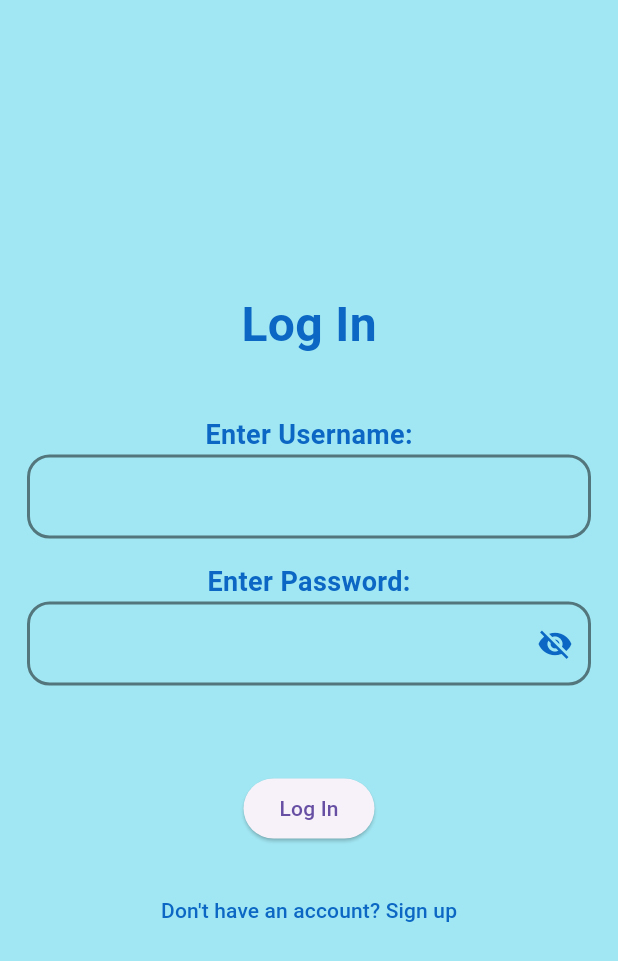
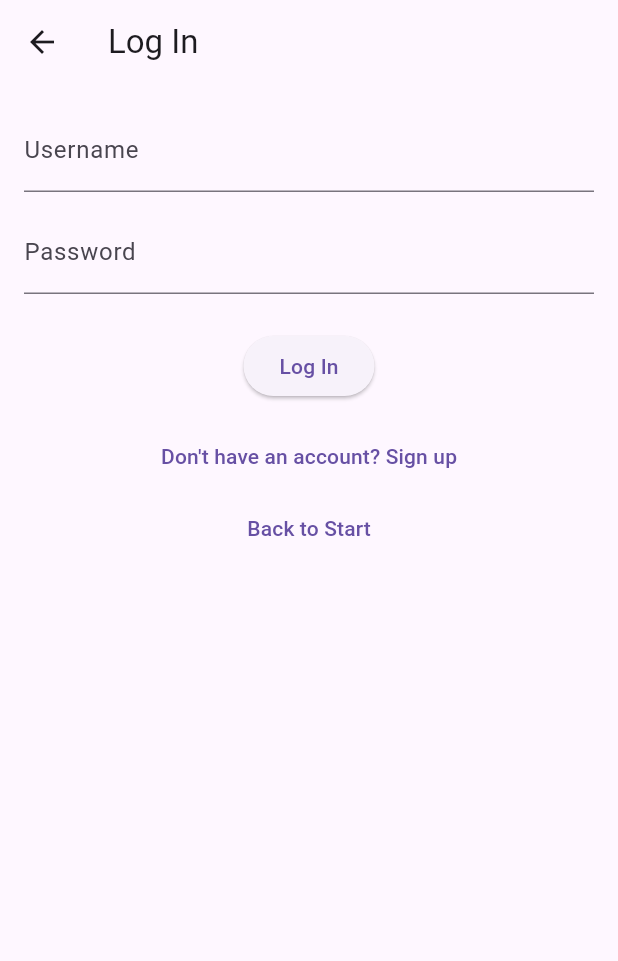
Before and after one commit to Roselamixane/ExpenseTracker, a Flutter app: the screen it shows after launch, after a tap on "Get Started", on a phone screen of 412 x 824 dp. Shown: the top 961 px of the screen. Run offline on Flutter 3.47's test engine with Material 3 defaults, Android fonts, the phone set to English and light mode, and no system bars; our stand-ins replace file_picker, fl_chart, flutter_native_splash, fluttertoast, google_fonts, hive and 2 more; missing offline and left inert: excel; accounts and stored records are empty.

Commit message:
minor_fixes

```diff
--- a/lib/data/model/UserData.dart
+++ b/lib/data/model/UserData.dart
@@ -5,9 +5,9 @@ part 'UserData.g.dart';
 @HiveType(typeId: 3)
 class Userdata {
   @HiveField(0)
-  final String userName;
+  String userName;
   @HiveField(1)
-  final String password;
+  String password;
   @HiveField(2)
   double balance;
   @HiveField(3)
@@ -19,6 +19,13 @@ class Userdata {
   @HiveField(6)
   String? profileImagePath;
 
-  Userdata(this.userName, this.balance, this.deviceAuth, this.notifications,
-      this.password, this.defaultTheme, {this.profileImagePath});
+  Userdata(
+      this.userName,
+      this.balance,
+      this.deviceAuth,
+      this.notifications,
+      this.password,
+      this.defaultTheme, {
+        this.profileImagePath,
+      });
 }
--- a/lib/main.dart
+++ b/lib/main.dart
@@ -44,18 +44,16 @@ class _MyAppState extends State<MyApp> {
   void initState() {
     super.initState();
     openBoxes();
-    splashScreen();
   }
 
   Future<void> openBoxes() async {
     financeBox = await Hive.openBox('Finance');
     budgetBox = await Hive.openBox('Budget');
     userDataBox = await Hive.openBox('User');
-  }
 
-  void splashScreen() async {
-    await Future.delayed(const Duration(seconds: 1));
+    // Once the boxes are opened, remove the splash screen.
     FlutterNativeSplash.remove();
+    setState(() {}); // Trigger rebuild once boxes are loaded
   }
 
   @override
@@ -78,16 +76,9 @@ class _MyAppState extends State<MyApp> {
             darkTheme: ThemeData.dark().copyWith(
               textTheme: GoogleFonts.libreCaslonTextTextTheme(),
             ),
-            home: FutureBuilder(
-              future: openBoxes(),
-              builder: (context, snapshot) {
-                if (snapshot.connectionState == ConnectionState.done) {
-                  return const StartScreen();
-                } else {
-                  return const Scaffold();
-                }
-              },
-            ),
+            home: financeBox.isOpen && budgetBox.isOpen && userDataBox.isOpen
+                ? const StartScreen()
+                : const Scaffold(), // Display StartScreen when boxes are open
           );
         },
       ),
@@ -98,6 +89,7 @@ class _MyAppState extends State<MyApp> {
   void dispose() {
     financeBox.close();
     budgetBox.close();
+    userDataBox.close();
     super.dispose();
   }
 }
--- a/lib/view/pages/Auth.dart
+++ b/lib/view/pages/Auth.dart
@@ -1,243 +1,168 @@
-import 'package:app/data/repository/dbRepository.dart' as dbrepository;
-import 'package:app/view/pages/mainScreen.dart';
+import 'dart:io';
 import 'package:flutter/material.dart';
 import 'package:hive/hive.dart';
+import 'package:image_picker/image_picker.dart';
 import 'package:app/data/model/UserData.dart';
+import 'package:app/view/pages/mainScreen.dart';
+import 'package:app/view/pages/start-screen.dart';
 
 class Auth extends StatefulWidget {
-  const Auth({super.key});
+  const Auth({Key? key}) : super(key: key);
 
   @override
   State<Auth> createState() => _AuthState();
 }
 
 class _AuthState extends State<Auth> {
-  TextEditingController userNameController = TextEditingController();
-  TextEditingController passwordController = TextEditingController();
-  TextEditingController rePasswordController = TextEditingController();
-  bool _passwordVisible = false;
-  bool _rePasswordVisible = false;
-  bool isLoginMode = true; // Determines whether we're in login or sign-up mode
+  bool isLoginMode = true;
+  final userNameController = TextEditingController();
+  final passwordController = TextEditingController();
+  final rePasswordController = TextEditingController();
+  String? profileImagePath;
 
-  // Function to create a new user
-  void createNewUser() {
-    // Check if password length is at least 6 characters
-    if (passwordController.text.length < 6) {
-      ScaffoldMessenger.of(context).showSnackBar(
-          SnackBar(content: Text('Password must be at least 6 characters long'))
-      );
+  Future<void> pickProfileImage() async {
+    final picked = await ImagePicker().pickImage(source: ImageSource.gallery);
+    if (picked != null) setState(() => profileImagePath = picked.path);
+  }
+
+  void toggleMode() {
+    setState(() {
+      isLoginMode = !isLoginMode;
+      userNameController.clear();
+      passwordController.clear();
+      rePasswordController.clear();
+      profileImagePath = null;
+    });
+  }
+
+  Future<void> createNewUser() async {
+    final name = userNameController.text.trim();
+    final pass = passwordController.text.trim();
+    final rePass = rePasswordController.text.trim();
+    if (name.isEmpty || pass.isEmpty) {
+      _showSnack('Username and password required');
+      return;
+    }
+    if (pass.length < 6) {
+      _showSnack('Password must be at least 6 characters');
+      return;
+    }
+    if (pass != rePass) {
+      _showSnack('Passwords do not match');
       return;
     }
 
-    // Ensure passwords match
-    if (passwordController.text != rePasswordController.text) {
-      ScaffoldMessenger.of(context).showSnackBar(
-          SnackBar(content: Text('Passwords do not match'))
-      );
+    final userBox = Hive.box('User');
+    if (userBox.get('user') != null) {
+      _showSnack('An account already exists');
       return;
     }
 
-    if (userNameController.text.isNotEmpty && passwordController.text.isNotEmpty) {
-      dbrepository.addUser(
-          userNameController.text,
-          passwordController.text,
-          0.0,
-          false,
-          false,
-          true
+    final user = Userdata(
+      name,                 // userName
+      0.0,                  // balance
+      false,                // deviceAuth
+      false,                // notifications
+      pass,                 // password
+      true,                 // defaultTheme
+      profileImagePath: profileImagePath,
     );
+
+    await userBox.put('user', user);
     Navigator.pushReplacement(
       context,
-          MaterialPageRoute(builder: (context) => Main())
+      MaterialPageRoute(builder: (_) => const Main()),  // <-- use Main()
     );
+  }
+
+  void logInUser() {
+    final name = userNameController.text.trim();
+    final pass = passwordController.text.trim();
+    final userBox = Hive.box('User');
+    final user = userBox.get('user') as Userdata?;
+    if (user == null) {
+      _showSnack('No account found — please sign up');
+      return;
+    }
+    if (user.userName == name && user.password == pass) {
+      Navigator.pushReplacement(
+        context,
+        MaterialPageRoute(builder: (_) => const Main()),  // <-- use Main()
+      );
+    } else {
+      _showSnack('Invalid credentials');
     }
   }
 
-  // Function to log in an existing user
-  void logInUser() {
-    var userDataBox = Hive.box('User');
-    var existingUser = userDataBox.values.isEmpty ? null : userDataBox.values.first;
-    if (existingUser != null && existingUser.password == passwordController.text) {
-      Navigator.pushReplacement(
-          context,
-          MaterialPageRoute(builder: (context) => Main())
-      );
-    } else {
-      // Show error if login fails
-      ScaffoldMessenger.of(context).showSnackBar(
-          SnackBar(content: Text('Invalid credentials, please try again'))
-      );
-    }
+  void _showSnack(String msg) {
+    ScaffoldMessenger.of(context).showSnackBar(SnackBar(content: Text(msg)));
   }
 
   @override
   Widget build(BuildContext context) {
     return Scaffold(
-      body: Container(
-        color: Color.fromARGB(225, 149, 229, 241),
-        child: Center(
-          child: Padding(
-            padding: const EdgeInsets.all(10.0),
+      appBar: AppBar(title: Text(isLoginMode ? 'Log In' : 'Sign Up')),
+      body: SingleChildScrollView(
+        padding: const EdgeInsets.all(16),
         child: Column(
-              mainAxisAlignment: MainAxisAlignment.center,
           children: [
-                Text(
-                  isLoginMode ? "Log In" : "Create New Account",
-                  style: TextStyle(
-                    fontSize: 32,
-                    color: Color.fromARGB(255, 11, 103, 195),
-                    fontWeight: FontWeight.bold,
+            if (!isLoginMode) ...[
+              GestureDetector(
+                onTap: pickProfileImage,
+                child: CircleAvatar(
+                  radius: 40,
+                  backgroundImage: profileImagePath != null
+                      ? FileImage(File(profileImagePath!))
+                      : null,
+                  child: profileImagePath == null
+                      ? const Icon(Icons.camera_alt, size: 32)
+                      : null,
                 ),
               ),
-                SizedBox(height: 30),
-                Padding(
-                  padding: const EdgeInsets.all(8.0),
-                  child: Column(
-                    children: [
-                      Text(
-                        "Enter Username:",
-                        style: TextStyle(
-                          fontSize: 18,
-                          color: Color.fromARGB(255, 11, 103, 195),
-                          fontWeight: FontWeight.bold,
-                        ),
-                      ),
+              const SizedBox(height: 8),
+              const Text('Tap to upload profile photo'),
+            ],
             TextField(
               controller: userNameController,
-                        decoration: InputDecoration(
-                          enabledBorder: OutlineInputBorder(
-                              borderRadius: BorderRadius.circular(15),
-                              borderSide: BorderSide(
-                                  color: Color.fromARGB(125, 0, 0, 0),
-                                  width: 2
-                              )
+              decoration: const InputDecoration(labelText: 'Username'),
             ),
-                          focusedBorder: OutlineInputBorder(
-                              borderRadius: BorderRadius.circular(15),
-                              borderSide: BorderSide(
-                                  color: Color.fromARGB(125, 0, 0, 0),
-                                  width: 2
-                              )
+            const SizedBox(height: 12),
+            TextField(
+              controller: passwordController,
+              decoration: const InputDecoration(labelText: 'Password'),
+              obscureText: true,
             ),
-                        ),
+            if (!isLoginMode) ...[
+              const SizedBox(height: 12),
+              TextField(
+                controller: rePasswordController,
+                decoration: const InputDecoration(labelText: 'Re-enter Password'),
+                obscureText: true,
               ),
             ],
+            const SizedBox(height: 24),
+            ElevatedButton(
+              onPressed: isLoginMode ? logInUser : createNewUser,
+              child: Text(isLoginMode ? 'Log In' : 'Sign Up'),
             ),
+            const SizedBox(height: 12),
+            TextButton(
+              onPressed: toggleMode,
+              child: Text(isLoginMode
+                  ? "Don't have an account? Sign up"
+                  : "Already have one? Log in"),
             ),
-                Padding(
-                  padding: const EdgeInsets.all(8.0),
-                  child: Column(
-                    children: [
-                      Text(
-                        "Enter Password:",
-                        style: TextStyle(
-                          fontSize: 18,
-                          color: Color.fromARGB(255, 11, 103, 195),
-                          fontWeight: FontWeight.bold,
-                        ),
-                      ),
-                      TextField(
-                        controller: passwordController,
-                        obscureText: !_passwordVisible,
-                        decoration: InputDecoration(
-                          enabledBorder: OutlineInputBorder(
-                              borderRadius: BorderRadius.circular(15),
-                              borderSide: BorderSide(
-                                  color: Color.fromARGB(125, 0, 0, 0),
-                                  width: 2
-                              )
-                          ),
-                          focusedBorder: OutlineInputBorder(
-                              borderRadius: BorderRadius.circular(15),
-                              borderSide: BorderSide(
-                                  color: Color.fromARGB(125, 0, 0, 0),
-                                  width: 2
-                              )
-                          ),
-                          suffixIcon: IconButton(
-                            icon: Icon(
-                              _passwordVisible ? Icons.visibility : Icons.visibility_off,
-                              color: Color.fromARGB(255, 11, 103, 195),
-                            ),
+            if (isLoginMode)
+              TextButton(
                 onPressed: () {
-                              setState(() {
-                                _passwordVisible = !_passwordVisible;
-                              });
+                  Navigator.pushReplacement(
+                    context,
+                    MaterialPageRoute(builder: (_) => const StartScreen()),
+                  );
                 },
-                          ),
-                        ),
+                child: const Text('Back to Start'),
               ),
           ],
-                  ),
-                ),
-                !isLoginMode
-                    ? Padding(
-                  padding: const EdgeInsets.all(8.0),
-                  child: Column(
-                    children: [
-                      Text(
-                        "Re-Enter Password:",
-                        style: TextStyle(
-                          fontSize: 18,
-                          color: Color.fromARGB(255, 11, 103, 195),
-                          fontWeight: FontWeight.bold,
-                        ),
-                      ),
-                      TextField(
-                        controller: rePasswordController,
-                        obscureText: !_rePasswordVisible,
-                        decoration: InputDecoration(
-                          enabledBorder: OutlineInputBorder(
-                              borderRadius: BorderRadius.circular(15),
-                              borderSide: BorderSide(
-                                  color: Color.fromARGB(125, 0, 0, 0),
-                                  width: 2
-                              )
-                          ),
-                          focusedBorder: OutlineInputBorder(
-                              borderRadius: BorderRadius.circular(15),
-                              borderSide: BorderSide(
-                                  color: Color.fromARGB(125, 0, 0, 0),
-                                  width: 2
-                              )
-                          ),
-                          suffixIcon: IconButton(
-                            icon: Icon(
-                              _rePasswordVisible ? Icons.visibility : Icons.visibility_off,
-                              color: Color.fromARGB(255, 11, 103, 195),
-                            ),
-                            onPressed: () {
-                              setState(() {
-                                _rePasswordVisible = !_rePasswordVisible;
-                              });
-                            },
-                          ),
-                        ),
-                      ),
-                    ],
-                  ),
-                )
-                    : Container(),
-                SizedBox(height: 50),
-                ElevatedButton(
-                  onPressed: isLoginMode ? logInUser : createNewUser,
-                  child: Text(isLoginMode ? "Log In" : "Sign Up"),
-                ),
-                SizedBox(height: 20),
-                TextButton(
-                  onPressed: () {
-                    setState(() {
-                      isLoginMode = !isLoginMode;  // Toggle between login and signup
-                    });
-                  },
-                  child: Text(
-                    isLoginMode ? "Don't have an account? Sign up" : "Already have an account? Log in",
-                    style: TextStyle(color: Color.fromARGB(255, 11, 103, 195)),
-                  ),
-                )
-              ],
-            ),
-          ),
         ),
       ),
     );
```
Also changed, not shown: lib/view/widgets/others/sidebar.dart (+69 -70 lines), 4 other files. Lines whose indentation alone changed are shown as unchanged.
